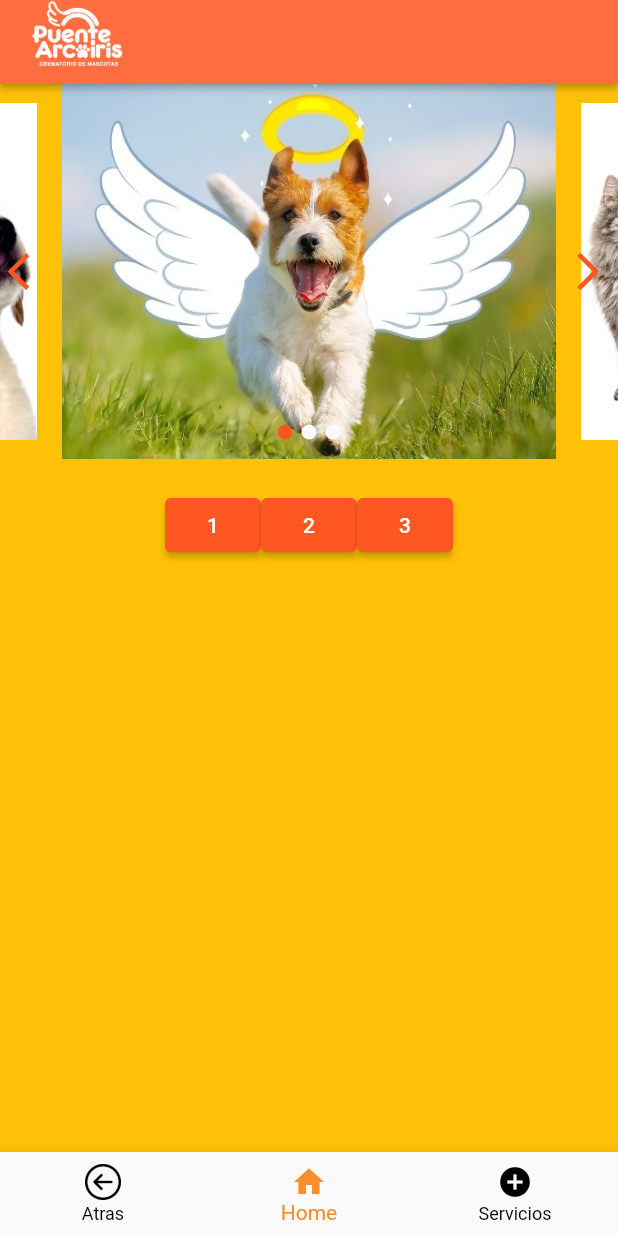
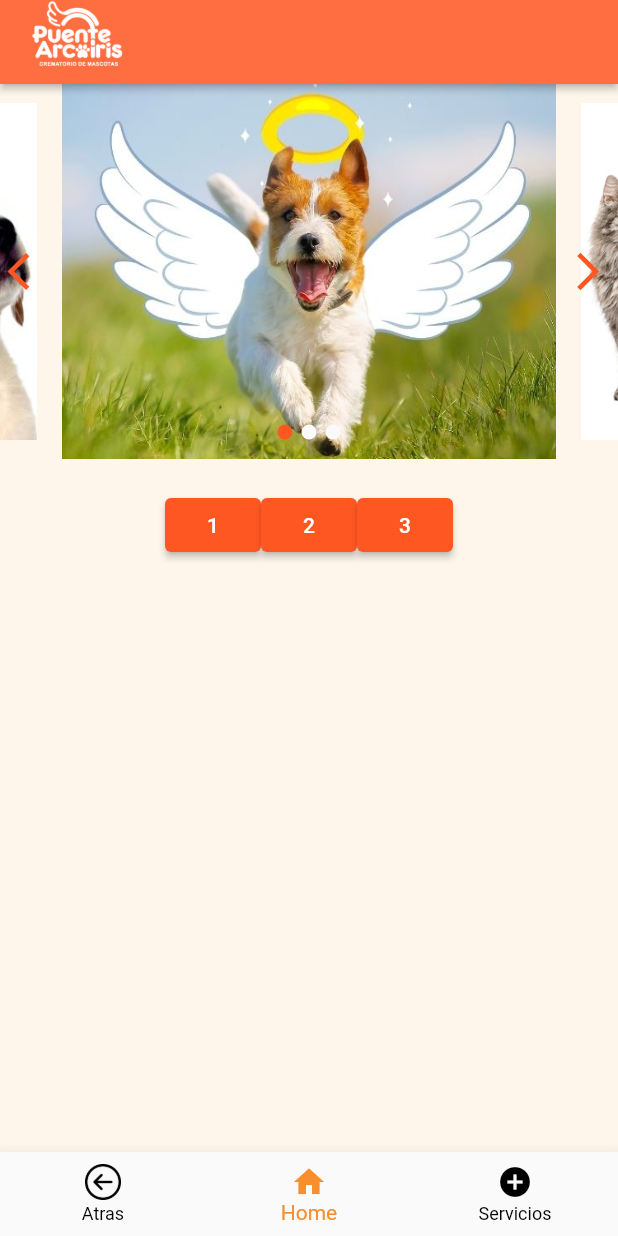
Before and after one commit to elcuenca3/MascotasTaller, a Flutter app: the screen it shows once a user with an empty profile is signed in, on a phone screen of 412 x 824 dp. Run offline on Flutter 3.47's test engine with Material 2 defaults, Android fonts, the light colour scheme and no system bars; drawn by our look-alikes of card_swiper; our stand-ins replace cloud_firestore, firebase_auth, firebase_core; accounts and stored records are empty.

```diff
--- a/lib/homepage.dart
+++ b/lib/homepage.dart
@@ -127,7 +127,7 @@ class _homePageState extends State<homePage> {
     <String, WidgetBuilder>{};
     return Scaffold(
       key: scaffoldKey,
-      backgroundColor: Colors.amber,
+      backgroundColor:  Color.fromRGBO(254, 246, 234, 1),
       appBar: AppBar(
         //backgroundColor: Colors.amber,
         automaticallyImplyLeading: false,
```
